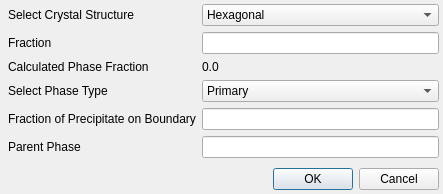
First picture: the form in Source/Applications/StatsGenerator/UI_Files/EditPhaseDialog.ui, repository BlueQuartzSoftware/DREAM3D, before the edit.
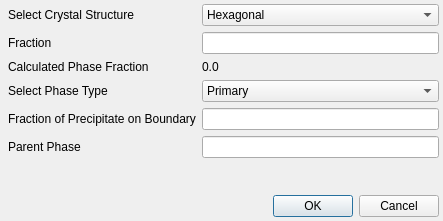
Second picture: the form after the edit.

```diff
--- a/Source/Applications/StatsGenerator/UI_Files/EditPhaseDialog.ui
+++ b/Source/Applications/StatsGenerator/UI_Files/EditPhaseDialog.ui
@@ -7,7 +7,7 @@
     <x>0</x>
     <y>0</y>
     <width>443</width>
-    <height>194</height>
+    <height>221</height>
    </rect>
   </property>
   <property name="windowTitle">
```
Left out of the diff: 60 changed lines with no effect on the pictures.
